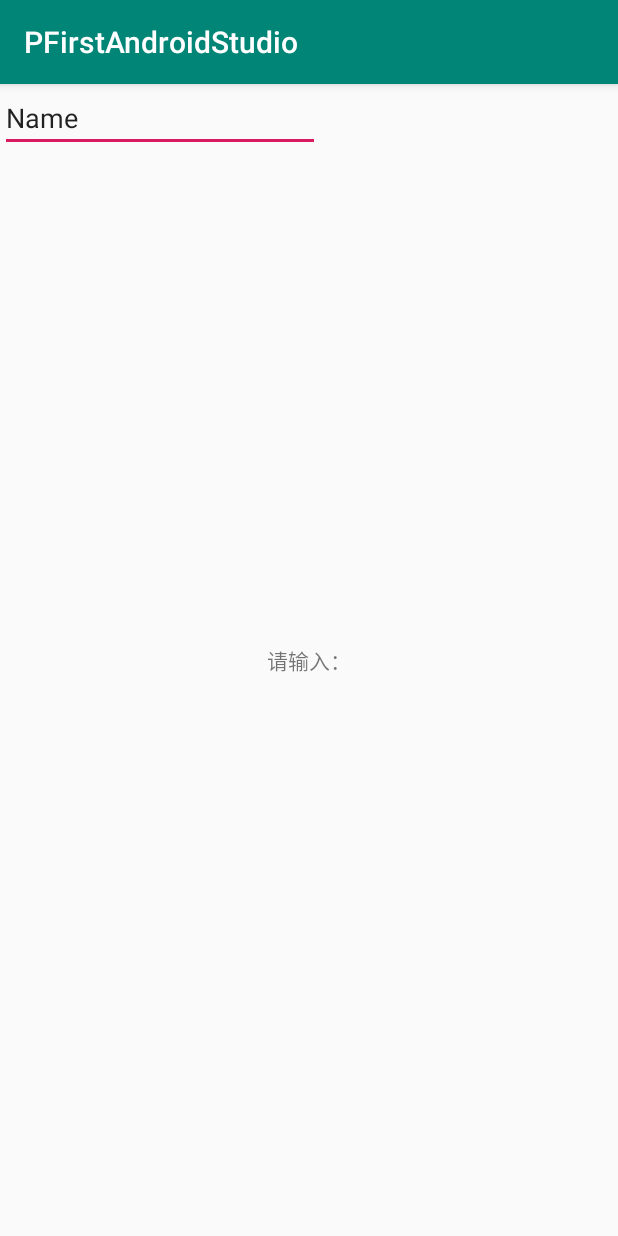
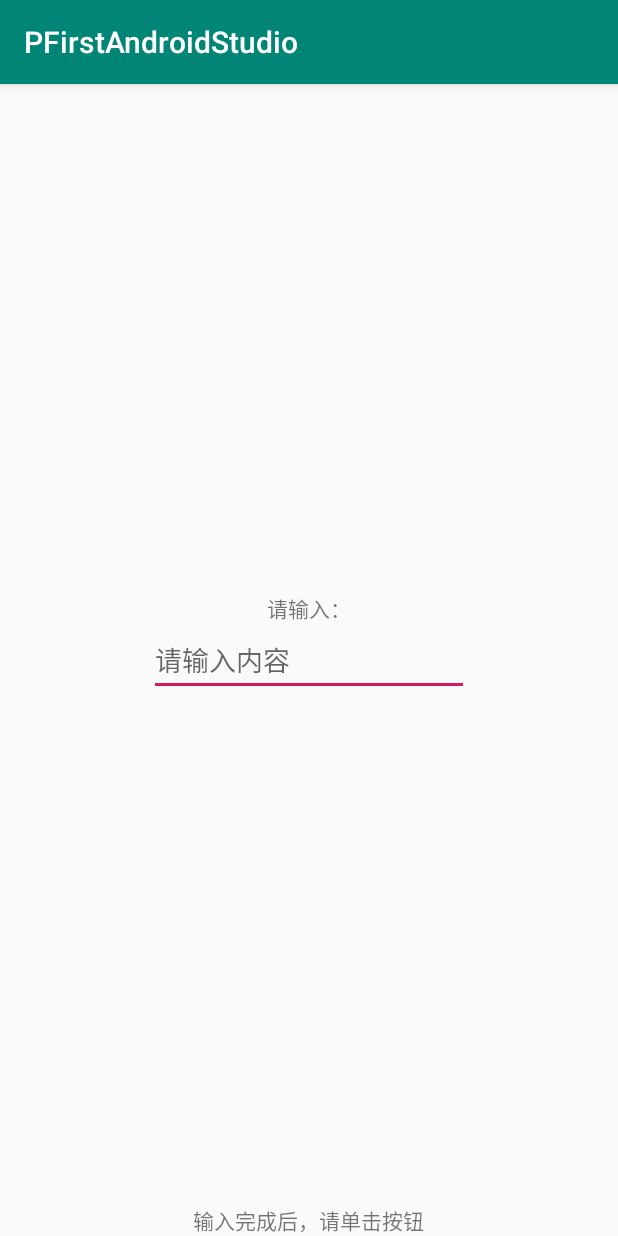
Before and after one commit to Scorpionorange/PFirstAndroidStudio, an Android app: the screen it shows after launch (MainActivity), on a phone screen of 412 x 824 dp. Run offline under Robolectric (Android 15) with nearby library versions, the phone set to English and light mode, and no system bars.

Commit message:
layout testing

```diff
--- a/app/src/main/res/layout/activity_main.xml
+++ b/app/src/main/res/layout/activity_main.xml
@@ -1,5 +1,5 @@
 <?xml version="1.0" encoding="utf-8"?>
-<androidx.constraintlayout.widget.ConstraintLayout xmlns:android="http://schemas.android.com/apk/res/android"
+<RelativeLayout xmlns:android="http://schemas.android.com/apk/res/android"
     xmlns:app="http://schemas.android.com/apk/res-auto"
     xmlns:tools="http://schemas.android.com/tools"
     android:layout_width="match_parent"
@@ -10,21 +10,26 @@
         android:id="@+id/tvFAInput"
         android:layout_width="wrap_content"
         android:layout_height="wrap_content"
-        android:text="@string/tvFAInput"
-        app:layout_constraintBottom_toBottomOf="parent"
-        app:layout_constraintLeft_toLeftOf="parent"
-        app:layout_constraintRight_toRightOf="parent"
-        app:layout_constraintTop_toTopOf="parent" />
+        android:layout_above="@id/etFAInput"
+        android:layout_centerHorizontal="true"
+        android:text="@string/tvFAInput" />
 
     <EditText
         android:id="@+id/etFAInput"
         android:layout_width="wrap_content"
         android:layout_height="wrap_content"
+        android:layout_centerInParent="true"
+        android:layout_centerHorizontal="true"
         android:ems="10"
-        android:hint="etFAInput_hint"
-        android:inputType="textPersonName"
-        android:text="Name"
-        tools:layout_editor_absoluteX="99dp"
-        tools:layout_editor_absoluteY="424dp" />
+        android:hint="@string/etFAInput_hint"
+        android:inputType="textPersonName" />
 
-</androidx.constraintlayout.widget.ConstraintLayout>
+    <TextView
+        android:id="@+id/tvFAClickHint"
+        android:layout_width="wrap_content"
+        android:layout_height="wrap_content"
+        android:layout_alignParentBottom="true"
+        android:layout_centerInParent="true"
+        android:text="@string/tvFAClickHint" />
+
+</RelativeLayout>
--- a/app/src/main/res/values/strings.xml
+++ b/app/src/main/res/values/strings.xml
@@ -2,4 +2,5 @@
     <string name="app_name">PFirstAndroidStudio</string>
     <string name="tvFAInput">"请输入："</string>
     <string name="etFAInput_hint">"请输入内容"</string>
+    <string name="tvFAClickHint">"输入完成后，请单击按钮"</string>
 </resources>
--- a/build.gradle
+++ b/build.gradle
@@ -1,7 +1,7 @@
 // Top-level build file where you can add configuration options common to all sub-projects/modules.
 
 buildscript {
-    ext.kotlin_version = '1.3.50'
+    ext.kotlin_version = '1.3.61'
     repositories {
         maven{ url 'https://maven.aliyun.com/nexus/content/groups/public/'}
         google()
```
